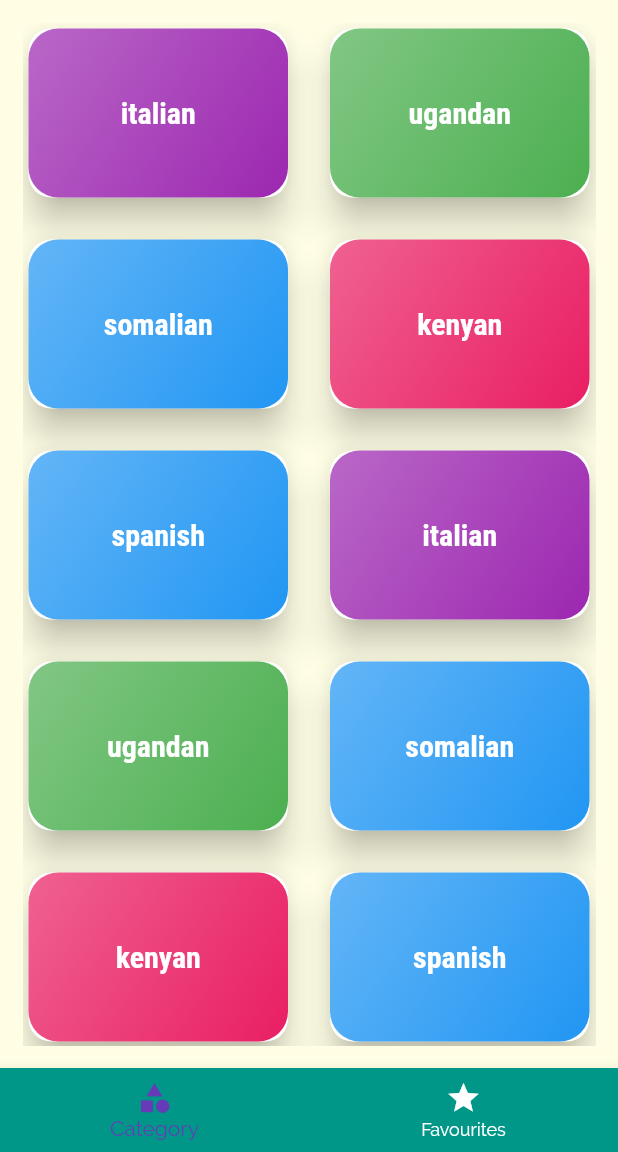
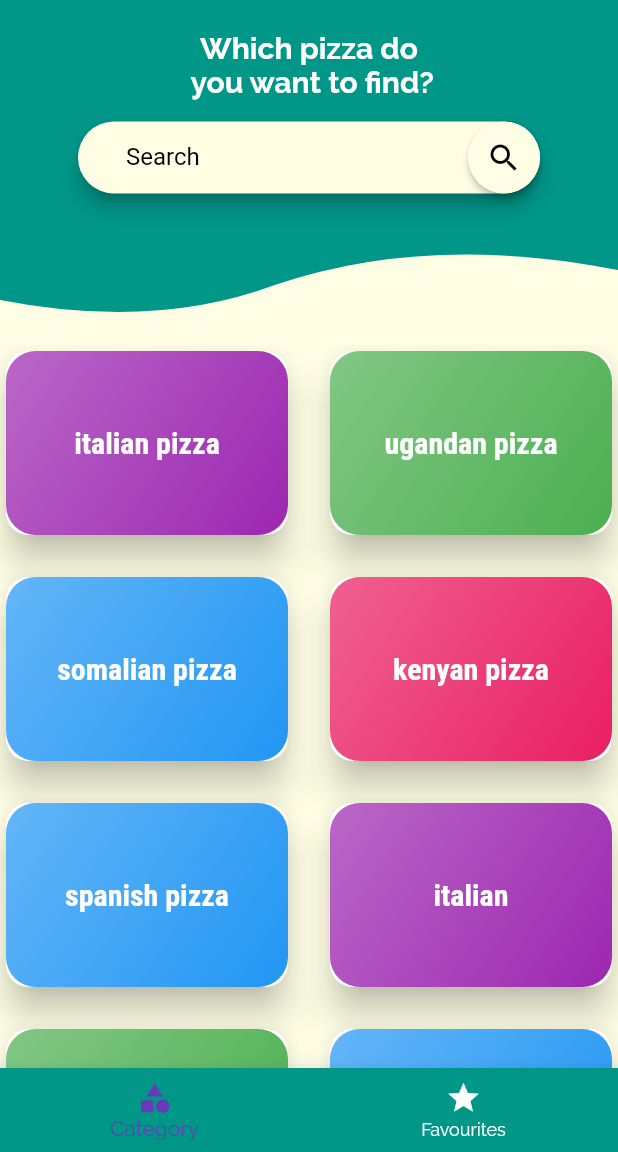
Before and after one commit to shiduu/flutter-pizza-app-UI, a Flutter app: the screen it shows after launch, on a phone screen of 412 x 824 dp, the part 84-1236 px from its top. Run offline on Flutter 3.47's test engine with Material 2 defaults, Android fonts, the phone set to English and light mode, and no system bars.

Commit message:
categories screen comit

```diff
--- a/lib/dummy_data.dart
+++ b/lib/dummy_data.dart
@@ -5,27 +5,27 @@ import './models/meals.dart';
 const Dummy_Categories = const [
   Category(
     id: 'c1',
-    title: 'italian',
+    title: 'italian pizza',
     color: Colors.purple,
   ),
   Category(
     id: 'c2',
-    title: 'ugandan',
+    title: 'ugandan pizza',
     color: Colors.green,
   ),
   Category(
     id: 'c3',
-    title: 'somalian',
+    title: 'somalian pizza',
     color: Colors.blue,
   ),
   Category(
     id: 'c4',
-    title: 'kenyan',
+    title: 'kenyan pizza',
     color: Colors.pink,
   ),
   Category(
     id: 'c5',
-    title: 'spanish',
+    title: 'spanish pizza',
     color: Colors.blue,
   ),
   Category(
@@ -40,17 +40,17 @@ const Dummy_Categories = const [
   ),
   Category(
     id: 'c8',
-    title: 'somalian',
+    title: 'somalian pizza',
     color: Colors.blue,
   ),
   Category(
     id: 'c9',
-    title: 'kenyan',
+    title: 'kenyan pizza',
     color: Colors.pink,
   ),
   Category(
     id: 'c10',
-    title: 'spanish',
+    title: 'spanish pizza',
     color: Colors.blue,
   ),
 ];
--- /dev/null
+++ b/lib/screens/bottompart_cat.dart
@@ -0,0 +1,24 @@
+import 'package:flutter/material.dart';
+import 'package:meals/dummy_data.dart';
+import 'package:meals/widgets/category_item.dart';
+
+class BottomPart extends StatelessWidget {
+  @override
+  Widget build(BuildContext context) {
+    return Container(
+      padding: EdgeInsets.only(top: 230) ,
+
+      //padding: EdgeInsets.all(15),
+      child: GridView(
+        children: Dummy_Categories.map((catData) =>
+            CategoryItem(catData.id, catData.title, catData.color)).toList(),
+        gridDelegate: SliverGridDelegateWithMaxCrossAxisExtent(
+          maxCrossAxisExtent: 200,
+          childAspectRatio: 3 / 2,
+          crossAxisSpacing: 20,
+          mainAxisSpacing: 20,
+        ),
+      ),
+    );
+  }
+}
--- a/lib/screens/categories_meal_screen.dart
+++ b/lib/screens/categories_meal_screen.dart
@@ -23,7 +23,9 @@ class CategoriesMealsScreen extends StatelessWidget {
       appBar: AppBar(
         title: Text(categoryTitle)
       ),
-      body: ListView.builder(itemBuilder: (ctx, index){
+      body: ListView.builder(
+        shrinkWrap: true,
+        itemBuilder: (ctx, index){
          return MealItem(
            id: categoriesMeal[index].id,
            title: categoriesMeal[index].title,
--- a/lib/screens/categories_screen.dart
+++ b/lib/screens/categories_screen.dart
@@ -1,98 +1,29 @@
 import 'package:flutter/material.dart';
-import 'package:meals/widgets/customer_clipper.dart';
+import 'package:meals/screens/bottompart_cat.dart';
+import 'package:meals/screens/toppart_cat.dart';
 
-import '../dummy_data.dart';
-import '../widgets/category_item.dart';
 
-const dropDownMenuItemStyle = TextStyle(color: Colors.black,fontSize: 16);
+const dropDownMenuItemStyle = TextStyle(color: Colors.black, fontSize: 16);
 
 class CategoriesScreens extends StatelessWidget {
   @override
   Widget build(BuildContext context) {
-    return Stack(
-          children: <Widget>[
-            // ClipPath(
-            //     clipper: CustomeCliper(),
-            //       child: Container(
-            //       height: 220,
-            //       width: double.infinity,
-            //       padding: EdgeInsets.all(20),
-            //       alignment: Alignment.centerLeft,
-            //       color: Theme.of(context).primaryColor,
-            //       child: Center(
-            //           child: Column(
-            //             children: <Widget>[
-            //               Text(
-            //       'What do \n you want to find?',
-            //        style: TextStyle(
-            //          color: Colors.white,
-            //          fontSize: 20,
-            //          fontWeight: FontWeight.w700
-            //        ),
-            //        textAlign: TextAlign.center,
-            //     ),
-            //               SizedBox(height: 15,),
-            //                Padding(
-            //       padding: EdgeInsets.symmetric(horizontal: 32),
-            //       child: Material(
-            //         elevation: 5,
-            //         borderRadius: BorderRadius.all(Radius.circular(30)),
-            //         child: TextField(
-            //           controller: TextEditingController(text: 'Search'),
+    return Scaffold(
+       body: Stack(
+         children: <Widget>[
+           TopPart(),
+          BottomPart()
+         ],
+       )
 
-            //           style: dropDownMenuItemStyle,
-            //           cursorColor: Color(0xFFF3791A),
-            //           decoration: InputDecoration(
-            //             //hintText: 'Search',
-            //             border: InputBorder.none,
-            //             contentPadding: EdgeInsets.symmetric(horizontal: 32, vertical: 14),
-            //             suffixIcon: Material(
-            //               elevation: 2,
-            //               borderRadius: BorderRadius.all(Radius.circular(30)),
-
-            //               child: InkWell(
-            //                 onTap: (){
-            //                   //Navigator.push(context, MaterialPageRoute(builder: (context)=> FlightListScreen()));
-            //                 },
-            //                 child: Icon(Icons.search, color: Colors.black),
-
-            //               ),
-            //             ),
-
-            //           ),
-            //         ),
-            //       ),
-            //     ),
-            //             ],
-            //           ),
-            //       ),
-            //     ),
-            //   ),
-              SizedBox(height: 6,),
-            Container(
-                        padding: EdgeInsets.all(15),
-                        child: GridView(
-                          children: Dummy_Categories.map(
-                            (catData)=>CategoryItem(
-                              catData.id,
-                              catData.title,
-                              catData.color
-                            )
-                            ).toList(),
-                          gridDelegate: SliverGridDelegateWithMaxCrossAxisExtent(
-                              maxCrossAxisExtent: 200,
-                              childAspectRatio: 3 / 2,
-                              crossAxisSpacing: 20,
-                              mainAxisSpacing: 20,
-                          ),
-                        ),
-                ),
-          ],
-        );
-
-
-
-
-
+      // SingleChildScrollView(
+      //   child: Column(
+      //     children: <Widget>[
+      //       //TopPart(),
+      //       BottomPart()
+      //     ],
+      //   ),
+      // ),
+    );
   }
 }
--- /dev/null
+++ b/lib/screens/toppart_cat.dart
@@ -0,0 +1,74 @@
+
+import 'package:flutter/material.dart';
+import 'package:meals/screens/categories_screen.dart';
+import 'package:meals/widgets/customer_clipper.dart';
+
+class TopPart extends StatelessWidget {
+  @override
+  Widget build(BuildContext context) {
+    return Stack(
+      children: <Widget>[
+         ClipPath(
+                  clipper: CustomeCliper(),
+                  child: Container(
+                    height: 220,
+                    width: double.infinity,
+                    padding: EdgeInsets.all(20),
+                    alignment: Alignment.centerLeft,
+                    color: Theme.of(context).primaryColor,
+                    child: Center(
+                      child: Column(
+                        children: <Widget>[
+                          Text(
+                            'Which pizza do \n you want to find?',
+                            style: TextStyle(
+                                color: Colors.white,
+                                fontSize: 20,
+                                fontWeight: FontWeight.w700),
+                            textAlign: TextAlign.center,
+                          ),
+                          SizedBox(
+                            height: 15,
+                          ),
+                          Padding(
+                            padding: EdgeInsets.symmetric(horizontal: 32),
+                            child: Material(
+                              elevation: 5,
+                              borderRadius:
+                                  BorderRadius.all(Radius.circular(30)),
+                              child: TextField(
+                                controller:
+                                    TextEditingController(text: 'Search'),
+                                style: dropDownMenuItemStyle,
+                                cursorColor: Color(0xFFF3791A),
+                                decoration: InputDecoration(
+                                  //hintText: 'Search',
+                                  border: InputBorder.none,
+                                  contentPadding: EdgeInsets.symmetric(
+                                      horizontal: 32, vertical: 14),
+                                  suffixIcon: Material(
+                                    elevation: 2,
+                                    borderRadius:
+                                        BorderRadius.all(Radius.circular(30)),
+                                    child: InkWell(
+                                      onTap: () {
+                                        //Navigator.push(context, MaterialPageRoute(builder: (context)=> FlightListScreen()));
+                                      },
+                                      child: Icon(Icons.search,
+                                          color: Colors.black),
+                                    ),
+                                  ),
+                                ),
+                              ),
+                            ),
+                          ),
+                        ],
+                      ),
+                    ),
+                  ),
+                ),
+      ],
+
+    );
+  }
+}
```
